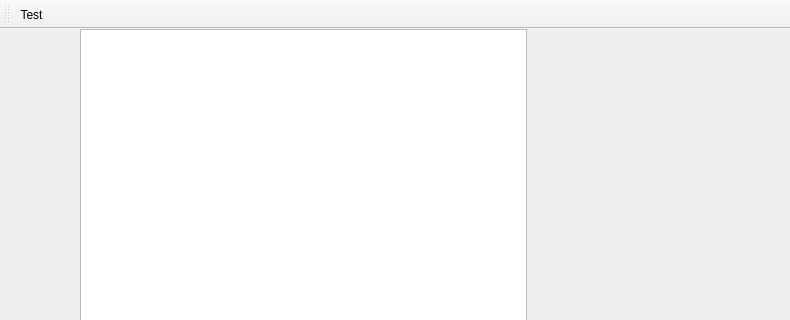
Qt form PaciMainWindow/pacimainwindow.ui (LambdaXIII/PaciQt) before a commit; both pictures show x 0 to 790 and y 0 to 320 of the 790 by 473 pixel window.
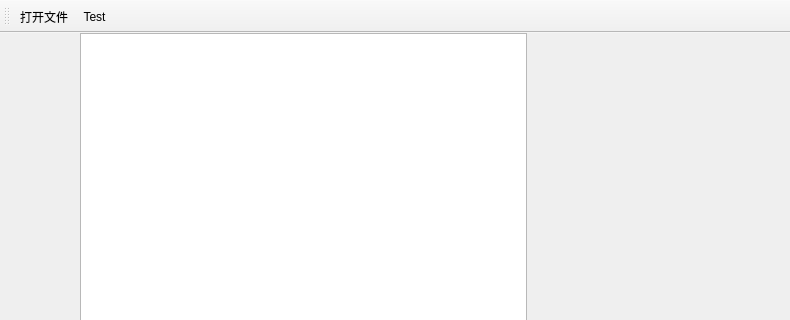
The same form after that commit. Custom widgets are drawn as their Qt base class.

Patch:
```diff
--- a/PaciMainWindow/pacimainwindow.ui
+++ b/PaciMainWindow/pacimainwindow.ui
@@ -88,6 +88,7 @@
    <attribute name="toolBarBreak">
     <bool>false</bool>
    </attribute>
+   <addaction name="actionOpen"/>
    <addaction name="actionTest"/>
   </widget>
   <action name="actionTest">
@@ -95,6 +96,11 @@
     <string>Test</string>
    </property>
   </action>
+  <action name="actionOpen">
+   <property name="text">
+    <string>打开文件</string>
+   </property>
+  </action>
  </widget>
  <layoutdefault spacing="6" margin="11"/>
  <customwidgets>
```
Left out of the diff: 2 changed lines with no effect on the pictures.
